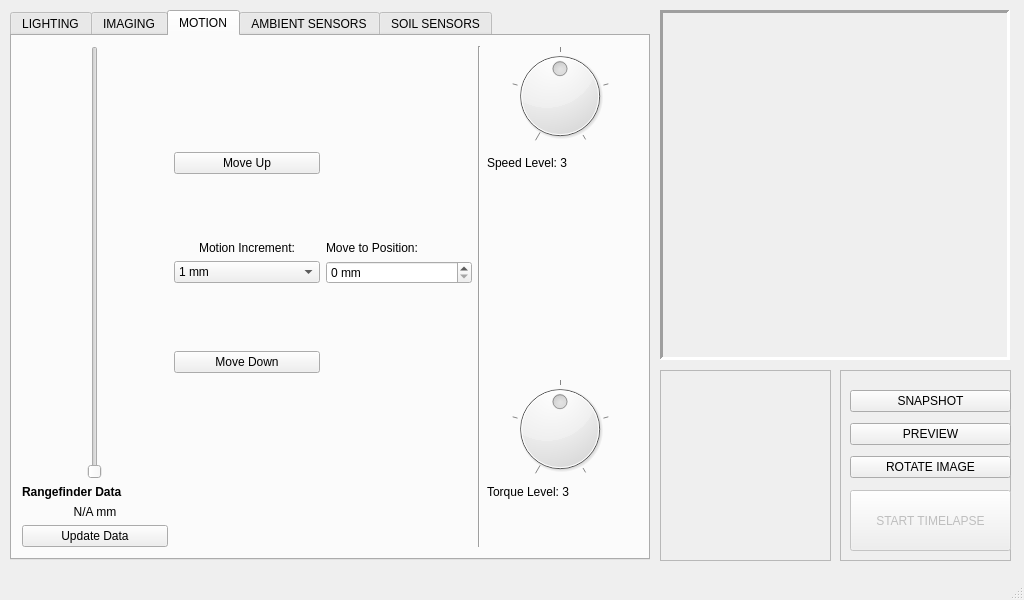
Before: the Qt Designer form _ui/FlashLapse_Pro.ui in CoCl-Jerry/Flashlapse_Pro_Dev, drawn with Qt 5.
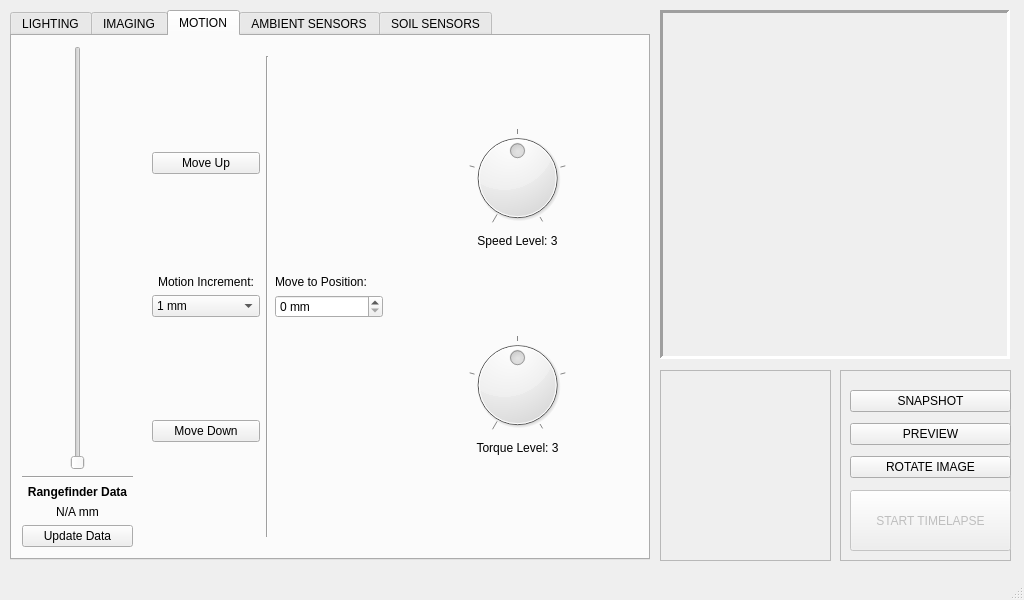
After: the same form once the commit is applied. Icons and pictures are not drawn.

Diff of the .ui file:
```diff
--- a/_ui/FlashLapse_Pro.ui
+++ b/_ui/FlashLapse_Pro.ui
@@ -42,7 +42,7 @@
       <x>660</x>
       <y>10</y>
       <width>350</width>
-      <height>350</height>
+      <height>349</height>
      </rect>
     </property>
     <property name="toolTip">
@@ -540,19 +540,213 @@
        <rect>
         <x>10</x>
         <y>10</y>
-        <width>611</width>
+        <width>111</width>
         <height>501</height>
        </rect>
       </property>
-      <layout class="QGridLayout" name="gridLayout">
-       <item row="10" column="0">
+      <layout class="QVBoxLayout" name="verticalLayout_6">
+       <item alignment="Qt::AlignHCenter">
+        <widget class="QSlider" name="PositionSlider">
+         <property name="orientation">
+          <enum>Qt::Vertical</enum>
+         </property>
+        </widget>
+       </item>
+       <item>
+        <widget class="Line" name="line_2">
+         <property name="orientation">
+          <enum>Qt::Horizontal</enum>
+         </property>
+        </widget>
+       </item>
+       <item>
+        <widget class="QLabel" name="label">
+         <property name="text">
+          <string>&lt;html&gt;&lt;head/&gt;&lt;body&gt;&lt;p align=&quot;center&quot;&gt;&lt;span style=&quot; font-weight:700;&quot;&gt;Rangefinder Data&lt;/span&gt;&lt;/p&gt;&lt;/body&gt;&lt;/html&gt;</string>
+         </property>
+        </widget>
+       </item>
+       <item>
+        <widget class="QLabel" name="label_4">
+         <property name="text">
+          <string>N/A mm</string>
+         </property>
+         <property name="alignment">
+          <set>Qt::AlignCenter</set>
+         </property>
+        </widget>
+       </item>
+       <item>
         <widget class="QPushButton" name="pushButton">
          <property name="text">
           <string>Update Data</string>
          </property>
         </widget>
        </item>
-       <item row="0" column="4">
+      </layout>
+     </widget>
+     <widget class="QWidget" name="widget" native="true">
+      <property name="geometry">
+       <rect>
+        <x>130</x>
+        <y>10</y>
+        <width>250</width>
+        <height>500</height>
+       </rect>
+      </property>
+      <widget class="QWidget" name="gridLayoutWidget_3">
+       <property name="geometry">
+        <rect>
+         <x>10</x>
+         <y>10</y>
+         <width>231</width>
+         <height>481</height>
+        </rect>
+       </property>
+       <layout class="QGridLayout" name="gridLayout_3">
+        <item row="7" column="0">
+         <spacer name="verticalSpacer_8">
+          <property name="orientation">
+           <enum>Qt::Vertical</enum>
+          </property>
+          <property name="sizeHint" stdset="0">
+           <size>
+            <width>20</width>
+            <height>40</height>
+           </size>
+          </property>
+         </spacer>
+        </item>
+        <item row="6" column="0">
+         <widget class="QPushButton" name="pushButton_3">
+          <property name="text">
+           <string>Move Down</string>
+          </property>
+         </widget>
+        </item>
+        <item row="0" column="0">
+         <spacer name="verticalSpacer_7">
+          <property name="orientation">
+           <enum>Qt::Vertical</enum>
+          </property>
+          <property name="sizeHint" stdset="0">
+           <size>
+            <width>20</width>
+            <height>40</height>
+           </size>
+          </property>
+         </spacer>
+        </item>
+        <item row="4" column="0">
+         <widget class="QComboBox" name="comboBox">
+          <item>
+           <property name="text">
+            <string>1 mm</string>
+           </property>
+          </item>
+          <item>
+           <property name="text">
+            <string>5 mm</string>
+           </property>
+          </item>
+          <item>
+           <property name="text">
+            <string>10 mm</string>
+           </property>
+          </item>
+         </widget>
+        </item>
+        <item row="1" column="0">
+         <widget class="QPushButton" name="pushButton_2">
+          <property name="text">
+           <string>Move Up</string>
+          </property>
+         </widget>
+        </item>
+        <item row="3" column="2">
+         <widget class="QLabel" name="label_8">
+          <property name="text">
+           <string>Move to Position:</string>
+          </property>
+         </widget>
+        </item>
+        <item row="4" column="2">
+         <widget class="QSpinBox" name="spinBox">
+          <property name="suffix">
+           <string> mm</string>
+          </property>
+         </widget>
+        </item>
+        <item row="2" column="0">
+         <spacer name="verticalSpacer_5">
+          <property name="orientation">
+           <enum>Qt::Vertical</enum>
+          </property>
+          <property name="sizeHint" stdset="0">
+           <size>
+            <width>20</width>
+            <height>40</height>
+           </size>
+          </property>
+         </spacer>
+        </item>
+        <item row="3" column="0">
+         <widget class="QLabel" name="label_5">
+          <property name="text">
+           <string>Motion Increment:</string>
+          </property>
+          <property name="alignment">
+           <set>Qt::AlignCenter</set>
+          </property>
+         </widget>
+        </item>
+        <item row="5" column="0">
+         <spacer name="verticalSpacer_6">
+          <property name="orientation">
+           <enum>Qt::Vertical</enum>
+          </property>
+          <property name="sizeHint" stdset="0">
+           <size>
+            <width>20</width>
+            <height>40</height>
+           </size>
+          </property>
+         </spacer>
+        </item>
+        <item row="0" column="1" rowspan="8">
+         <widget class="Line" name="line">
+          <property name="orientation">
+           <enum>Qt::Vertical</enum>
+          </property>
+         </widget>
+        </item>
+       </layout>
+      </widget>
+     </widget>
+     <widget class="QWidget" name="verticalLayoutWidget_2">
+      <property name="geometry">
+       <rect>
+        <x>390</x>
+        <y>10</y>
+        <width>231</width>
+        <height>491</height>
+       </rect>
+      </property>
+      <layout class="QVBoxLayout" name="verticalLayout_8">
+       <item>
+        <spacer name="verticalSpacer">
+         <property name="orientation">
+          <enum>Qt::Vertical</enum>
+         </property>
+         <property name="sizeHint" stdset="0">
+          <size>
+           <width>20</width>
+           <height>40</height>
+          </size>
+         </property>
+        </spacer>
+       </item>
+       <item>
         <widget class="QDial" name="dial">
          <property name="minimum">
           <number>1</number>
@@ -568,8 +762,18 @@
          </property>
         </widget>
        </item>
-       <item row="0" column="2">
-        <spacer name="verticalSpacer_4">
+       <item>
+        <widget class="QLabel" name="label_6">
+         <property name="text">
+          <string>Speed Level: 3</string>
+         </property>
+         <property name="alignment">
+          <set>Qt::AlignCenter</set>
+         </property>
+        </widget>
+       </item>
+       <item>
+        <spacer name="verticalSpacer_9">
          <property name="orientation">
           <enum>Qt::Vertical</enum>
          </property>
@@ -581,17 +785,7 @@
          </property>
         </spacer>
        </item>
-       <item row="9" column="0">
-        <widget class="QLabel" name="label_4">
-         <property name="text">
-          <string>N/A mm</string>
-         </property>
-         <property name="alignment">
-          <set>Qt::AlignCenter</set>
-         </property>
-        </widget>
-       </item>
-       <item row="7" column="4">
+       <item>
         <widget class="QDial" name="dial_2">
          <property name="minimum">
           <number>1</number>
@@ -607,52 +801,18 @@
          </property>
         </widget>
        </item>
-       <item row="0" column="0" rowspan="8" alignment="Qt::AlignHCenter">
-        <widget class="QSlider" name="PositionSlider">
-         <property name="orientation">
-          <enum>Qt::Vertical</enum>
-         </property>
-        </widget>
-       </item>
-       <item row="8" column="4">
+       <item>
         <widget class="QLabel" name="label_7">
          <property name="text">
           <string>Torque Level: 3</string>
          </property>
-        </widget>
-       </item>
-       <item row="8" column="0">
-        <widget class="QLabel" name="label">
-         <property name="text">
-          <string>&lt;html&gt;&lt;head/&gt;&lt;body&gt;&lt;p&gt;&lt;span style=&quot; font-weight:700;&quot;&gt;Rangefinder Data&lt;/span&gt;&lt;/p&gt;&lt;/body&gt;&lt;/html&gt;</string>
-         </property>
-        </widget>
-       </item>
-       <item row="5" column="1">
-        <spacer name="verticalSpacer_6">
-         <property name="orientation">
-          <enum>Qt::Vertical</enum>
-         </property>
-         <property name="sizeHint" stdset="0">
-          <size>
-           <width>20</width>
-           <height>40</height>
-          </size>
-         </property>
-        </spacer>
-       </item>
-       <item row="3" column="1">
-        <widget class="QLabel" name="label_5">
-         <property name="text">
-          <string>Motion Increment:</string>
-         </property>
          <property name="alignment">
           <set>Qt::AlignCenter</set>
          </property>
         </widget>
        </item>
-       <item row="2" column="1">
-        <spacer name="verticalSpacer_5">
+       <item>
+        <spacer name="verticalSpacer_4">
          <property name="orientation">
           <enum>Qt::Vertical</enum>
          </property>
@@ -664,80 +824,6 @@
          </property>
         </spacer>
        </item>
-       <item row="7" column="2">
-        <spacer name="verticalSpacer">
-         <property name="orientation">
-          <enum>Qt::Vertical</enum>
-         </property>
-         <property name="sizeHint" stdset="0">
-          <size>
-           <width>20</width>
-           <height>40</height>
-          </size>
-         </property>
-        </spacer>
-       </item>
-       <item row="6" column="1">
-        <widget class="QPushButton" name="pushButton_3">
-         <property name="text">
-          <string>Move Down</string>
-         </property>
-        </widget>
-       </item>
-       <item row="1" column="1">
-        <widget class="QPushButton" name="pushButton_2">
-         <property name="text">
-          <string>Move Up</string>
-         </property>
-        </widget>
-       </item>
-       <item row="4" column="2">
-        <widget class="QSpinBox" name="spinBox">
-         <property name="suffix">
-          <string> mm</string>
-         </property>
-        </widget>
-       </item>
-       <item row="1" column="4">
-        <widget class="QLabel" name="label_6">
-         <property name="text">
-          <string>Speed Level: 3</string>
-         </property>
-        </widget>
-       </item>
-       <item row="0" column="3" rowspan="11">
-        <widget class="Line" name="line">
-         <property name="orientation">
-          <enum>Qt::Vertical</enum>
-         </property>
-        </widget>
-       </item>
-       <item row="4" column="1">
-        <widget class="QComboBox" name="comboBox">
-         <item>
-          <property name="text">
-           <string>1 mm</string>
-          </property>
-         </item>
-         <item>
-          <property name="text">
-           <string>5 mm</string>
-          </property>
-         </item>
-         <item>
-          <property name="text">
-           <string>10 mm</string>
-          </property>
-         </item>
-        </widget>
-       </item>
-       <item row="3" column="2">
-        <widget class="QLabel" name="label_8">
-         <property name="text">
-          <string>Move to Position:</string>
-         </property>
-        </widget>
-       </item>
       </layout>
      </widget>
     </widget>
```
Left out of the diff: 66 changed lines with no effect on the pictures.
